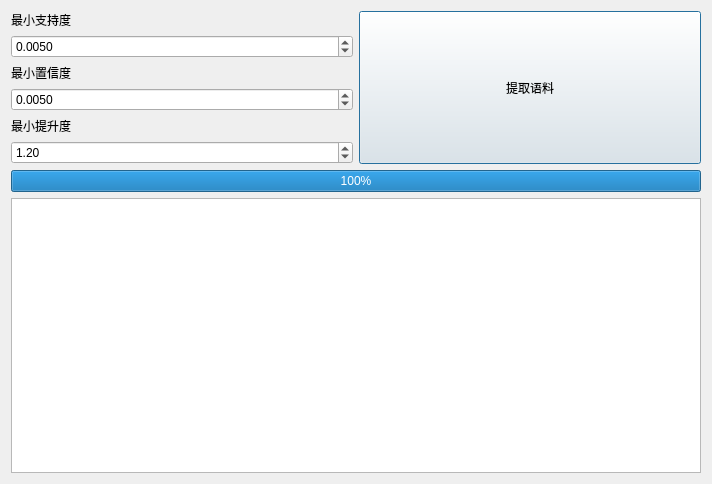
Qt form ui_page/page_two.ui (ineed2underfit/pyqt_apriori) before a commit.
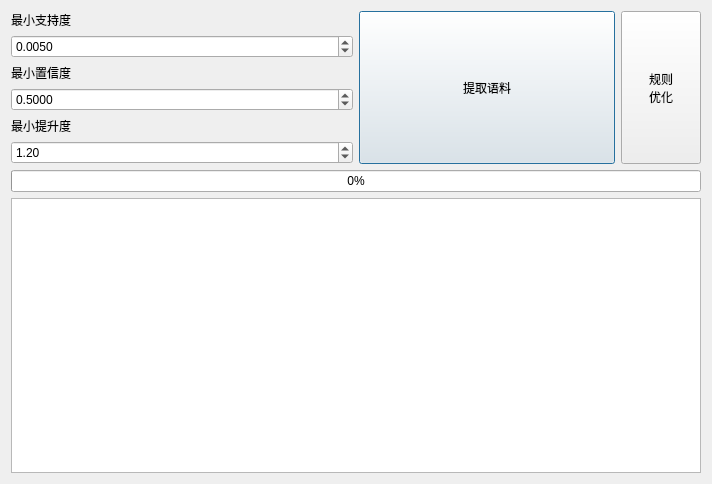
The same form after that commit.

Commit message: 已完成page_two大致实现规则挖掘的功能以及界面样貌 (未完成规则优化+贝叶斯构建)

```diff
--- a/ui_page/page_two.ui
+++ b/ui_page/page_two.ui
@@ -86,7 +86,7 @@
         <double>0.001000000000000</double>
        </property>
        <property name="value">
-        <double>0.005000000000000</double>
+        <double>0.500000000000000</double>
        </property>
       </widget>
      </item>
@@ -103,7 +103,9 @@
        </property>
       </widget>
      </item>
-     <item row="0" column="1" rowspan="6">
+     <item row="0" column="2" rowspan="6">
+      <layout class="QHBoxLayout" name="horizontalLayout_2">
+       <item>
       <widget class="QPushButton" name="pushButton_2">
        <property name="sizePolicy">
         <sizepolicy hsizetype="Minimum" vsizetype="Preferred">
@@ -128,12 +130,37 @@
        </property>
       </widget>
      </item>
+       <item>
+        <widget class="QPushButton" name="pushButton">
+         <property name="sizePolicy">
+          <sizepolicy hsizetype="Fixed" vsizetype="Preferred">
+           <horstretch>1</horstretch>
+           <verstretch>1</verstretch>
+          </sizepolicy>
+         </property>
+         <property name="text">
+          <string>规则
+优化</string>
+         </property>
+         <property name="autoDefault">
+          <bool>true</bool>
+         </property>
+         <property name="default">
+          <bool>false</bool>
+         </property>
+        </widget>
+       </item>
+      </layout>
+     </item>
     </layout>
    </item>
    <item>
     <widget class="QProgressBar" name="progressBar">
+     <property name="autoFillBackground">
+      <bool>false</bool>
+     </property>
      <property name="value">
-      <number>100</number>
+      <number>0</number>
      </property>
     </widget>
    </item>
```
Left out of the diff: 64 changed lines with no effect on the pictures. Lines whose indentation alone changed are shown as unchanged. The commit also changes 28 other files.
